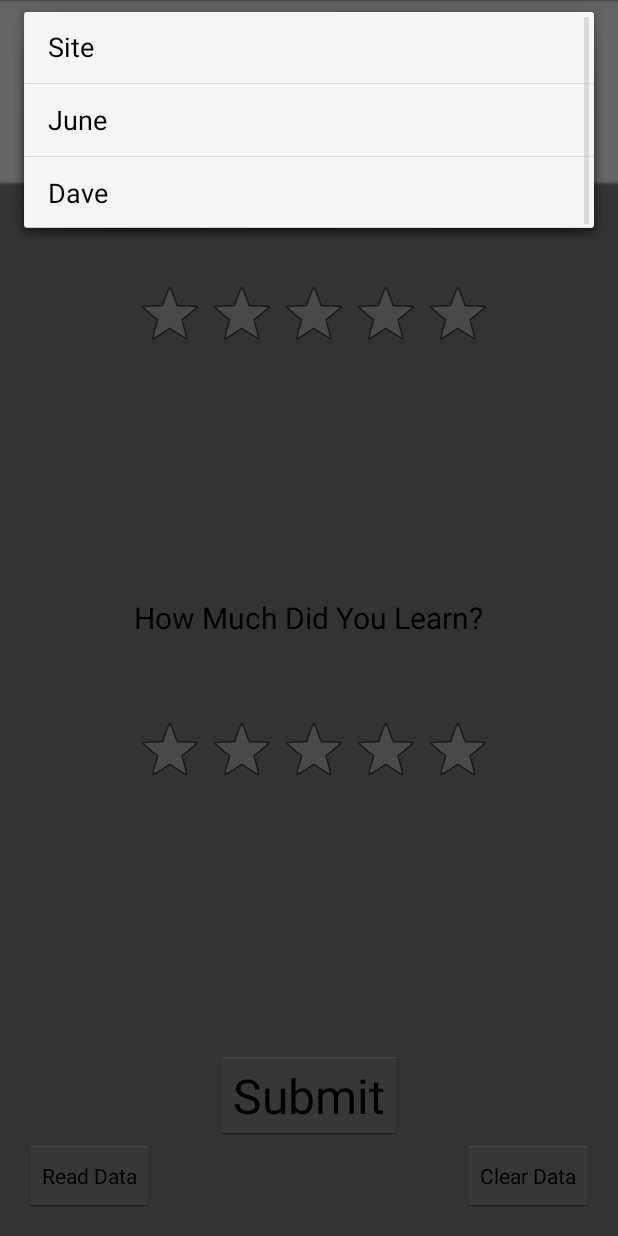
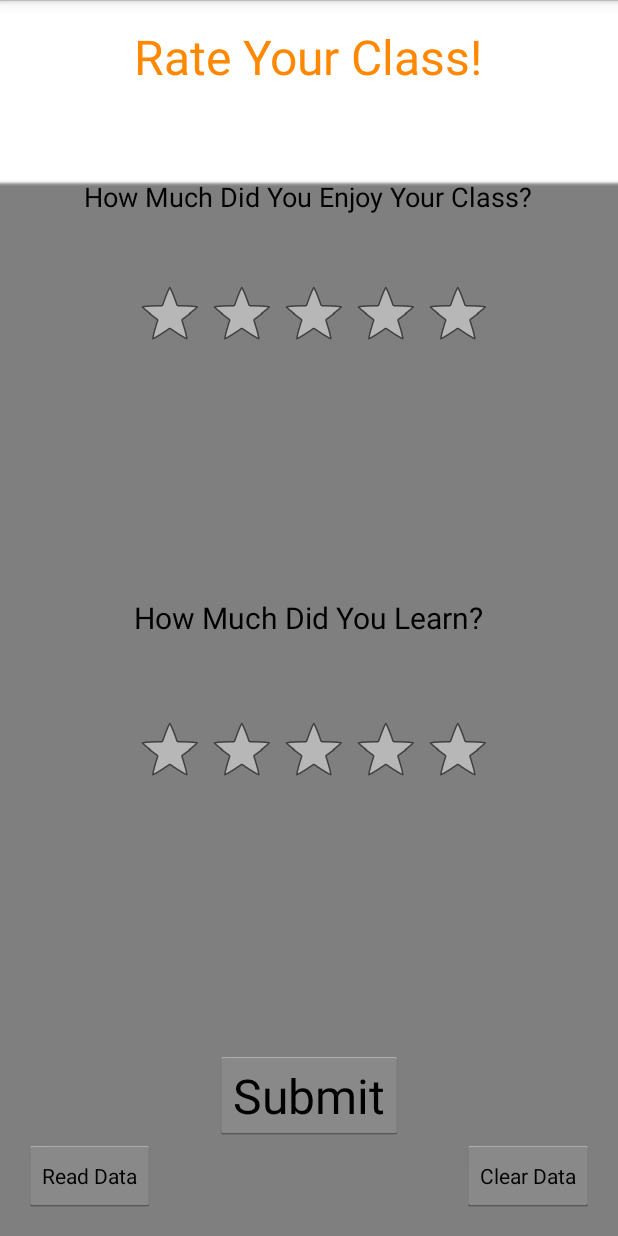
Before and after one commit to matthew86707/ConstructiveFeedbackSystemTM, an Android app: the screen it shows after launch (MainActivity), after a tap on "Submit", on a phone screen of 412 x 824 dp. Run offline under Robolectric (Android 15) with nearby library versions, the phone set to English and light mode, and no system bars.

Commit message:
1/23/15
-Fixed 2 Bugs
-Added ground work for getting teacher names from HTTP

```diff
--- a/RatingApp/app/src/main/AndroidManifest.xml
+++ b/RatingApp/app/src/main/AndroidManifest.xml
@@ -2,6 +2,7 @@
 <manifest xmlns:android="http://schemas.android.com/apk/res/android"
     package="com.example.matthew.ratingapp" >
 
+    <uses-permission android:name="android.permission.ACCESS_NETWORK_STATE" />
     <uses-permission android:name="android.permission.INTERNET" />
 
     <application
--- a/RatingApp/app/src/main/java/com/example/matthew/ratingapp/DataBaseFunctions.java
+++ b/RatingApp/app/src/main/java/com/example/matthew/ratingapp/DataBaseFunctions.java
@@ -2,6 +2,7 @@ package com.example.matthew.ratingapp;
 
 import android.app.Application;
 import android.app.DownloadManager;
+import android.os.Debug;
 
 import com.android.volley.AuthFailureError;
 import com.android.volley.Request;
@@ -13,6 +14,8 @@ import com.android.volley.toolbox.Volley;
 
 import java.util.HashMap;
 import java.util.Map;
+
+
 
 /**
  * Created by Matthew on 9/30/2015.
@@ -47,8 +50,6 @@ public class DataBaseFunctions {
                 parameters.put("teacher", teacher);
 
 
-
-
                 return parameters;
             }
         };
--- a/RatingApp/app/src/main/java/com/example/matthew/ratingapp/MainActivity.java
+++ b/RatingApp/app/src/main/java/com/example/matthew/ratingapp/MainActivity.java
@@ -5,8 +5,12 @@
 package com.example.matthew.ratingapp;
 
 import android.app.Activity;
+import android.content.ClipData;
 import android.content.Context;
 import android.os.Bundle;
+import android.os.Debug;
+import android.os.StrictMode;
+import android.util.Log;
 import android.view.ContextMenu;
 import android.view.Menu;
 import android.view.MenuInflater;
@@ -14,9 +18,20 @@ import android.view.MenuItem;
 import android.view.View;
 import android.widget.RatingBar;
 
+import org.apache.http.HttpResponse;
+import org.apache.http.client.HttpClient;
+import org.apache.http.client.methods.HttpGet;
+import org.apache.http.impl.client.DefaultHttpClient;
+
+import java.io.BufferedReader;
 import java.io.BufferedWriter;
 import java.io.FileOutputStream;
+import java.io.IOException;
+import java.io.InputStream;
+import java.io.InputStreamReader;
 import java.io.OutputStreamWriter;
+import java.net.URL;
+import java.net.URLConnection;
 
 
 public class MainActivity extends Activity {
@@ -24,6 +39,10 @@ public class MainActivity extends Activity {
     public static String teacherSelected = "None";
     public static float funSelected;
     public static float infoSelected;
+
+    public static MenuItem a;
+    public static MenuItem b;
+    public static MenuItem c;
 
     public static Context context;
     public String badRatings[] = {
@@ -53,6 +72,7 @@ public class MainActivity extends Activity {
         super.onCreate(savedInstanceState);
         setContentView(R.layout.activity_main);
         context = getApplicationContext();
+
     }
 
     @Override
@@ -71,8 +91,43 @@ public class MainActivity extends Activity {
     }
 
     @Override
-    public void onCreateContextMenu (ContextMenu menu, View v, ContextMenu.ContextMenuInfo menuInfo){
+    public void onCreateContextMenu (ContextMenu menu, View v, ContextMenu.ContextMenuInfo menuInfo) {
+        StrictMode.ThreadPolicy policy = new StrictMode.ThreadPolicy.Builder().permitAll().build();
+        StrictMode.setThreadPolicy(policy);
         super.onCreateContextMenu(menu, v, menuInfo);
+      //  a = (MenuItem) findViewById(R.id.id_Teacher1);
+       // b = (MenuItem) findViewById(R.id.id_Teacher2);
+       // c = (MenuItem) findViewById(R.id.id_Teacher3);
+//        try {
+//            URL u = new URL("http://feedback.jointheleague.org/getTeachers.php");
+//            URLConnection connection = u.openConnection();
+//            connection.setConnectTimeout(5000);
+//            connection.setReadTimeout(5000);
+//            connection.connect();
+//
+//            // Read and store the result line by line then return the entire string.
+//            InputStream in = connection.getInputStream();
+//            BufferedReader reader = new BufferedReader(new InputStreamReader(in));
+//            StringBuilder html = new StringBuilder();
+//            for (int i = 0; i < 3; i++) {
+//                String s = reader.readLine();
+//                if (i == 0) {
+//                    a.setTitle(s);
+//                }
+//                if (i == 1) {
+//                    b.setTitle(s);
+//                }
+//                if (i == 2) {
+//                    c.setTitle(s);
+//                }
+//            }
+//            in.close();
+//        }catch (IOException e){
+//            Log.v("WPW", e.toString());
+//        }
+//        a.setTitle("June");
+//        b.setTitle("Site");
+//        c.setTitle("Dave");
         MenuInflater menuInflater = getMenuInflater();
         menuInflater.inflate(R.menu.teacher_menu, menu);
     }
@@ -83,18 +138,21 @@ public class MainActivity extends Activity {
 public boolean onContextItemSelected(MenuItem item){
 	switch (item.getItemId()){
 
-	    case R.id.id_Site:
-        teacherSelected = "Site";
+	    case R.id.id_Teacher1:
+       // teacherSelected = a.getTitle() + "";
+            teacherSelected = "Site";
         RatingSaver.saveRating(funSelected, infoSelected, teacherSelected, getApplication());
 	    item.setChecked(true);
 
-        case R.id.id_Dave:
-            teacherSelected = "Dave";
+        case R.id.id_Teacher2:
+            //teacherSelected = b.getTitle() + "";
+            teacherSelected = "June";
             RatingSaver.saveRating(funSelected, infoSelected, teacherSelected, getApplication());
             item.setChecked(true);
 
-        case R.id.id_June:
-            teacherSelected = "June";
+        case R.id.id_Teacher3:
+            teacherSelected = "Dave";
+            //teacherSelected = c.getTitle() + "";
             RatingSaver.saveRating(funSelected, infoSelected, teacherSelected, getApplication());
             item.setChecked(true);
 	return true;
@@ -119,19 +177,22 @@ public boolean onContextItemSelected(MenuItem item){
             }
 
         } else {
+            registerForContextMenu(v);
+            openContextMenu(v);
+
+            funSelected = ratingFun.getRating();
+            infoSelected = ratingLearn.getRating();
+
+            ToastStuff.createToast("Fun : " + ratingFun.getRating() + " Learn : " + ratingLearn.getRating(), MainActivity.this);
+
+            ratingFun.setRating(0.0f);
+            ratingLearn.setRating(0.0f);
             //Show a toast with the rating information...
             badRatingNum = -1;
-            ToastStuff.createToast("Fun : " + ratingFun.getRating() + " Learn : " + ratingLearn.getRating(), MainActivity.this);
+
         }
 
-        registerForContextMenu(v);
-        openContextMenu(v);
 
-        funSelected = ratingFun.getRating();
-        infoSelected = ratingLearn.getRating();
-
-        ratingFun.setRating(0.0f);
-        ratingLearn.setRating(0.0f);
     }
 
     public void clearRating(View v){
--- a/RatingApp/app/src/main/res/menu/teacher_menu.xml
+++ b/RatingApp/app/src/main/res/menu/teacher_menu.xml
@@ -1,9 +1,9 @@
 <?xml version="1.0" encoding="utf-8"?>
 <menu xmlns:android="http://schemas.android.com/apk/res/android">
 <group>
-    <item android:id="@+id/id_Site" android:title="Site"></item>
-    <item android:id="@+id/id_June" android:title="June"></item>
-    <item android:id="@+id/id_Dave" android:title="Dave"></item>
+    <item android:id="@+id/id_Teacher1" android:title="Site"></item>
+    <item android:id="@+id/id_Teacher2" android:title="June"></item>
+    <item android:id="@+id/id_Teacher3" android:title="Dave"></item>
 
 </group>
 </menu>
```
